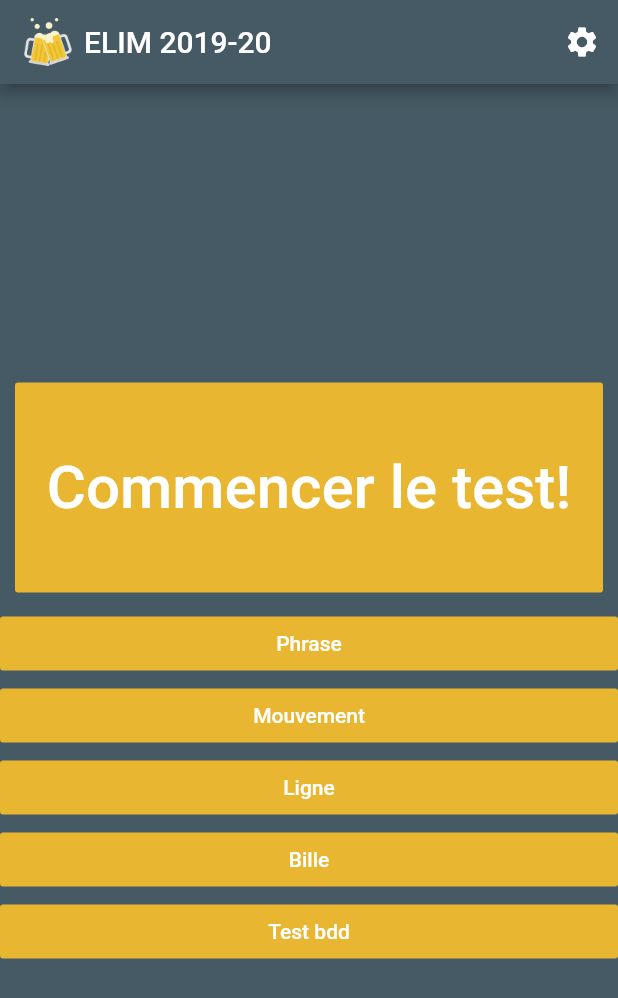
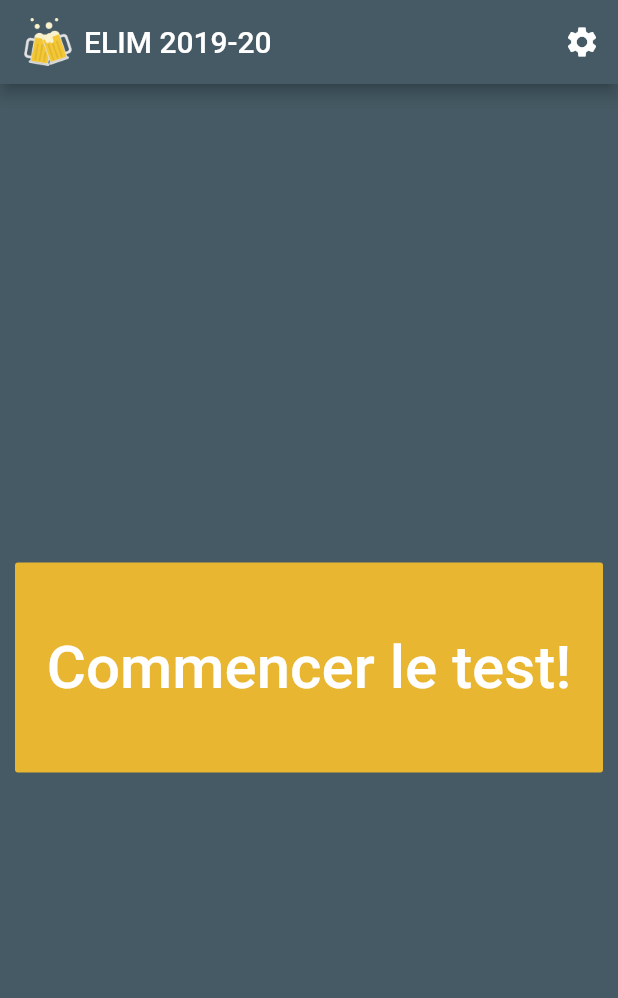
Before and after one commit to CamilleLeRoux/ELIM2019-20, a Flutter app: the screen it shows after launch, on a phone screen of 412 x 824 dp. Shown: the top 998 px of the screen. Run offline on Flutter 3.47's test engine with Material 2 defaults, Android fonts, the phone set to English and light mode, and no system bars; our stand-ins replace cloud_firestore, flutter_datetime_picker, sensors; missing offline and left inert: k_means_cluster, scheduled_notifications; accounts and stored records are empty.

Commit message:
Debug buttons commented

```diff
--- a/front/lib/main.dart
+++ b/front/lib/main.dart
@@ -100,7 +100,7 @@ class _MyHomePageState extends State<MyHomePage> {
               height: 140,
               margin: EdgeInsets.fromLTRB(10.0, 20.0, 10.0, 10.0),
             ),
-            FlatButton(
+            /*FlatButton(
               color: PrimaryAssentColor,
               textColor: Colors.white,
               disabledColor: Colors.grey,
@@ -189,7 +189,7 @@ class _MyHomePageState extends State<MyHomePage> {
               child: Text(
                 "Test bdd",
               ),
-            ),
+            ),*/
           ],
         ),
 
```
